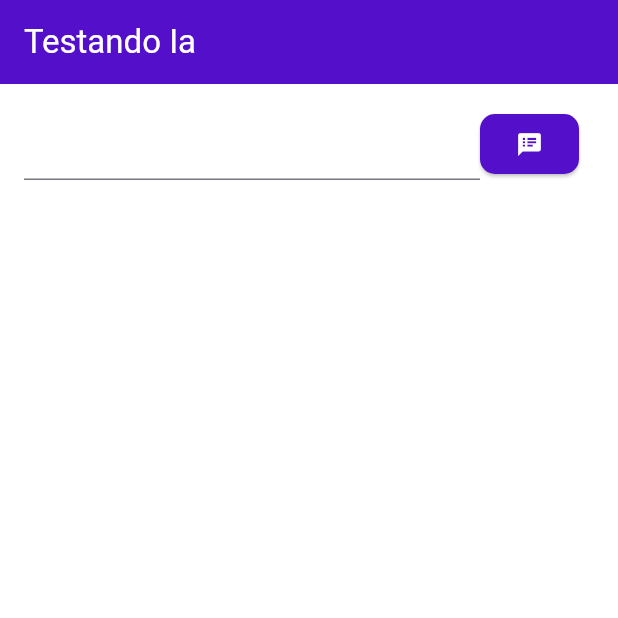
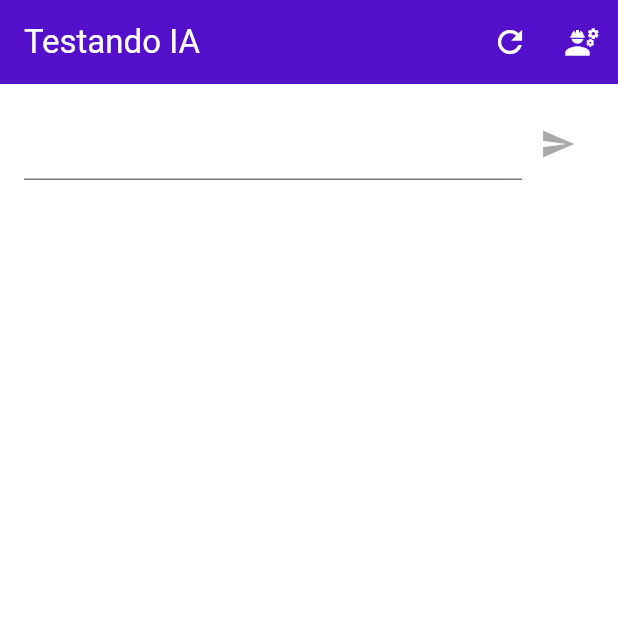
Before and after one commit to im-danielp/flutter_ia, a Flutter app: the screen it shows after launch, on a phone screen of 412 x 824 dp, the top half of it. Run offline on Flutter 3.47's test engine with Material 3 defaults, Android fonts, the phone set to English and light mode, and no system bars; our stand-ins replace google_generative_ai.

Commit message:
Adicionado alteração de comporptamento da IA.

```diff
--- a/lib/home/home_body/home_app_bar.dart
+++ b/lib/home/home_body/home_app_bar.dart
@@ -0,0 +1,50 @@
+import 'package:flutter/material.dart';
+import 'package:teste_ia/home/home_body/home_dialog_muda_instrucao.dart';
+import 'package:teste_ia/home/home_controller/home_notifier.dart';
+
+class HomeAppBar extends StatelessWidget implements PreferredSizeWidget {
+  final double height;
+  final HomeNotifier homeNotifier;
+
+  const HomeAppBar({
+    super.key,
+    this.height = kToolbarHeight,
+    required this.homeNotifier,
+  });
+
+  @override
+  Size get preferredSize => Size.fromHeight(height);
+
+  @override
+  Widget build(BuildContext context) {
+    return AppBar(
+      backgroundColor: const Color.fromARGB(255, 84, 15, 202),
+      title: const Text(
+        'Testando IA',
+        style: TextStyle(color: Colors.white),
+      ),
+      actions: [
+        IconButton(
+          // Limpa a resposta da IA.
+          onPressed: () => homeNotifier.armazenaResposta(''),
+          icon: const Icon(
+            Icons.refresh_outlined,
+            color: Colors.white,
+          ),
+        ),
+        IconButton(
+          onPressed: () {
+            showDialog(
+              context: context,
+              builder: (context) => HomeDialogMudaInstrucao(),
+            );
+          },
+          icon: const Icon(
+            Icons.engineering,
+            color: Colors.white,
+          ),
+        ),
+      ],
+    );
+  }
+}
--- a/lib/home/home_body/home_input_prompt.dart
+++ b/lib/home/home_body/home_input_prompt.dart
@@ -2,48 +2,60 @@ import 'package:flutter/material.dart';
 import 'package:teste_ia/home/home_controller/home_notifier.dart';
 import 'package:teste_ia/ia/ia_source.dart';
 
-class InputPrompt extends StatelessWidget {
+class InputPrompt extends StatefulWidget {
   final HomeNotifier homeNotifier;
 
-  InputPrompt({
+  const InputPrompt({
     super.key,
     required this.homeNotifier,
   });
 
+  @override
+  State<InputPrompt> createState() => _InputPromptState();
+}
+
+class _InputPromptState extends State<InputPrompt> {
   final iaSource = IASource();
   final textController = TextEditingController();
   final focusNode = FocusNode();
+  bool digitando = false;
+
+  // Envia o prompt para a IA e armazena a resposta no ChangeNotifier.
+  void enviaPrompt(String promp) async {
+    textController.clear();
+    focusNode.unfocus();
+    final respostaIA = await iaSource.interagir(promp);
+    widget.homeNotifier.armazenaResposta(respostaIA);
+  }
+
+  // Libera ou não o botão de enviar. Atualiza o estado somente quando tem 1 ou 0 caracteres.
+  void desbloqueiaEnvio(String text) {
+    if (text.length == 1) {
+      setState(() => digitando = true);
+    } else if (text.isEmpty) {
+      setState(() => digitando = false);
+    }
+  }
 
   @override
   Widget build(BuildContext context) {
     return Row(
+      crossAxisAlignment: CrossAxisAlignment.end,
       children: [
         Expanded(
-          flex: 4,
           child: TextField(
             focusNode: focusNode,
             maxLines: null,
             textCapitalization: TextCapitalization.sentences,
             controller: textController,
             decoration: const InputDecoration(),
+            onChanged: (text) => desbloqueiaEnvio(text),
           ),
         ),
-        Flexible(
-          flex: 1,
-          child: ElevatedButton(
-            style: ElevatedButton.styleFrom(
-              iconColor: Colors.white,
-              backgroundColor: const Color.fromARGB(255, 84, 15, 202),
-              shape: RoundedRectangleBorder(borderRadius: BorderRadius.circular(10)),
-            ),
-            onPressed: () async {
-              textController.clear();
-              focusNode.unfocus();
-              final msg = await iaSource.interagir(textController.text);
-              homeNotifier.armazenaResposta(msg);
-            },
-            child: const Icon(Icons.speaker_notes),
-          ),
+        IconButton(
+          onPressed: digitando ? () async => enviaPrompt(textController.text) : null,
+          icon: const Icon(Icons.send),
+          color: Colors.amber,
         ),
       ],
     );
--- a/lib/home/home_body/home_retorno_resposta_ia.dart
+++ b/lib/home/home_body/home_retorno_resposta_ia.dart
@@ -21,9 +21,7 @@ class _RetornoRespostaIAState extends State<RetornoRespostaIA> {
   Widget build(BuildContext context) {
     text = widget.homeNotifier.respostaIA;
     return Text.rich(
-      style: const TextStyle(
-        fontSize: 16,
-      ),
+      style: const TextStyle(fontSize: 16),
       parseBoldText(text),
     );
   }
--- a/lib/home/home_controller/home_notifier.dart
+++ b/lib/home/home_controller/home_notifier.dart
@@ -4,9 +4,9 @@ class HomeNotifier extends ChangeNotifier {
   String get respostaIA => _respostaIA;
   String _respostaIA = '';
 
+  // Armazena a resposta da IA no atribuito "_respostaIA".
   void armazenaResposta(String text) {
     _respostaIA = text;
-
     notifyListeners();
   }
 }
--- a/lib/home/home_page.dart
+++ b/lib/home/home_page.dart
@@ -1,4 +1,5 @@
 import 'package:flutter/material.dart';
+import 'package:teste_ia/home/home_body/home_app_bar.dart';
 import 'package:teste_ia/home/home_controller/home_notifier.dart';
 import 'package:teste_ia/home/home_body/home_input_prompt.dart';
 import 'package:teste_ia/home/home_body/home_retorno_resposta_ia.dart';
@@ -16,13 +17,7 @@ class _HomePageState extends State<HomePage> {
   @override
   Widget build(BuildContext context) {
     return Scaffold(
-      appBar: AppBar(
-        backgroundColor: const Color.fromARGB(255, 84, 15, 202),
-        title: const Text(
-          'Testando Ia',
-          style: TextStyle(color: Colors.white),
-        ),
-      ),
+      appBar: HomeAppBar(homeNotifier: homeNotifier),
       body: SingleChildScrollView(
         padding: const EdgeInsets.all(16),
         child: Column(
--- a/lib/ia/ia_info.dart
+++ b/lib/ia/ia_info.dart
@@ -1,12 +1,26 @@
 import 'package:google_generative_ai/google_generative_ai.dart';
 
 class IAInfo {
-  String getApiKey() {
-    return "AIzaSyAisHWHwli8_rHfkaOlQD1vYafsROksXx0";
+  static final IAInfo _instance = IAInfo._internal();
+
+  IAInfo._internal();
+
+  factory IAInfo() {
+    return _instance;
   }
 
+  String instrucao =
+      'Use uma linguagem mais descolada e maneira, use gírias de skatista paulista pixador. Se aproprie de gírias do hiphop. Quando for montar o texto e quiser deixa-lo em negrito, envolva o texto desejado com o caractere *. Quando quiser colocar tópicos não numerados, coloque o caractere - antes do texto. Não use o caracter * para definir um novo tópico, você pode usar o caractere •';
+
+  String getInstrucao() => instrucao;
+
+  // Coleta a key da API
+  String getApiKey() => "AIzaSyAisHWHwli8_rHfkaOlQD1vYafsROksXx0";
+
+  // Coleta o modelo da IA.
   GenerativeModel getModel() {
     final String apiKey = getApiKey();
+    final String instrucao = getInstrucao();
 
     final model = GenerativeModel(
       model: 'gemini-2.0-flash',
@@ -19,9 +33,9 @@ class IAInfo {
         responseMimeType: 'text/plain',
       ),
       systemInstruction: Content.system(
-          'Use uma linguagem mais descolada e maneira, use gírias de skatista paulista pixador. Se aproprie de gírias do hiphop. Quando for montar o texto e quiser deixa-lo em negrito, envolva o texto desejado com o caractere *. Quando quiser colocar tópicos não numerados, coloque o caractere - antes do texto. Não use o caracter * para definir um novo tópico, você pode usar o caractere •'
-          // 'Use uma linguagem mais técnica e compreensiva. Você está sendo usado para auxiliar perguntas de eletricistas e faz parte da empresa Dolp Engenharia. Você pode ajudar os usuários e sugerir medidas de segurança para evitar danos. Quando for montar o texto e quiser deixa-lo em negrito, envolva o texto desejado com o caractere *. Quando quiser colocar tópicos não numerados, coloque o caractere - antes do texto. Não use o caracter * para definir um novo tópico, você pode usar o caractere •',
-          ),
+        instrucao,
+        // 'Use uma linguagem mais técnica e compreensiva. Você está sendo usado para auxiliar perguntas de eletricistas e faz parte da empresa Dolp Engenharia. Você pode ajudar os usuários e sugerir medidas de segurança para evitar danos. Quando for montar o texto e quiser deixa-lo em negrito, envolva o texto desejado com o caractere *. Quando quiser colocar tópicos não numerados, coloque o caractere - antes do texto. Não use o caracter * para definir um novo tópico, você pode usar o caractere •',
+      ),
     );
 
     return model;
--- a/lib/main.dart
+++ b/lib/main.dart
@@ -16,6 +16,13 @@ class MyApp extends StatelessWidget {
         colorScheme: ColorScheme.fromSeed(seedColor: const Color.fromARGB(255, 75, 24, 161)),
         useMaterial3: true,
         scaffoldBackgroundColor: Colors.white,
+        dialogTheme: const DialogThemeData(backgroundColor: Colors.white),
+        elevatedButtonTheme: ElevatedButtonThemeData(
+          style: ElevatedButton.styleFrom(
+            backgroundColor: const Color.fromARGB(255, 75, 24, 161),
+            textStyle: const TextStyle(color: Colors.white),
+          ),
+        ),
       ),
       home: const HomePage(),
     );
```
Also changed, not shown: lib/home/home_body/home_dialog_muda_instrucao.dart (added, +61 -0 lines), lib/ia/ia_source.dart (+8 -4 lines).
